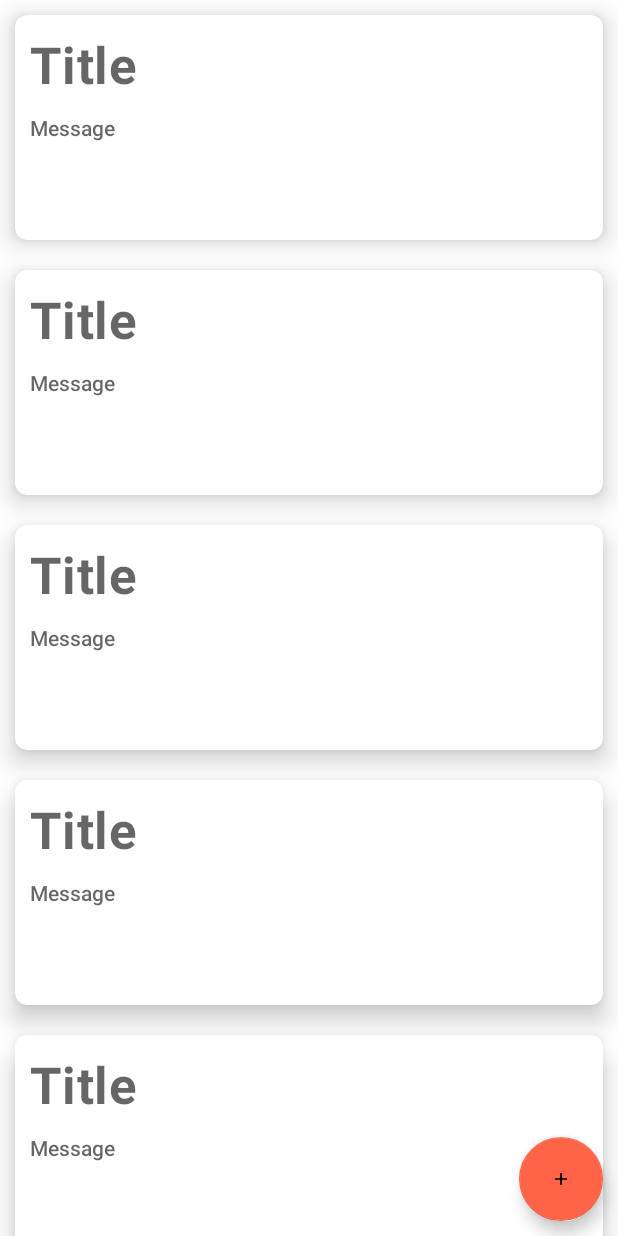
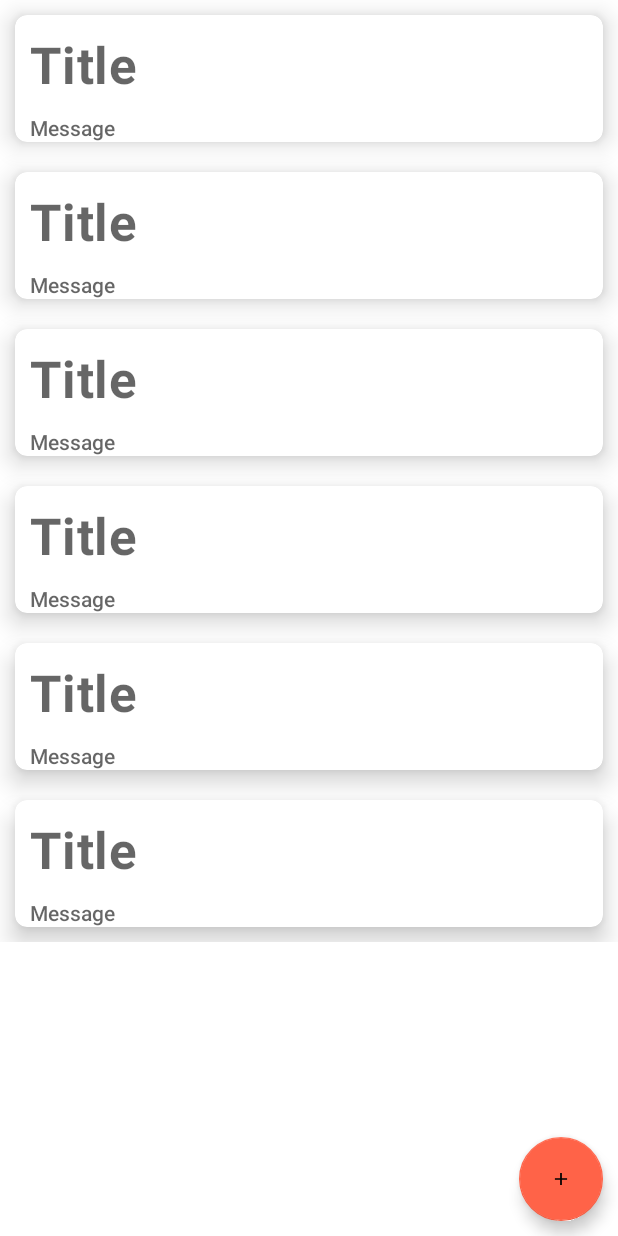
Before and after one commit to csa67/Notes, an Android app: the layout activity_main.xml on its own in the app's theme, with its tools: preview values and no code run, on a phone screen of 412 x 824 dp. Run offline under Robolectric (Android 15) with nearby library versions, the phone set to English and light mode, and no system bars.

Commit message:
Changed layout manager from Grid to Staggered Grid Layout

```diff
--- a/app/src/main/java/com/example/notesroomdb/view/MainActivity.kt
+++ b/app/src/main/java/com/example/notesroomdb/view/MainActivity.kt
@@ -9,6 +9,7 @@ import androidx.lifecycle.ViewModelProvider
 import androidx.recyclerview.widget.GridLayoutManager
 import androidx.recyclerview.widget.LinearLayoutManager
 import androidx.recyclerview.widget.RecyclerView
+import androidx.recyclerview.widget.StaggeredGridLayoutManager
 import com.example.notesroomdb.MyApplication
 import com.example.notesroomdb.R
 import com.example.notesroomdb.databinding.ActivityMainBinding
@@ -49,7 +50,8 @@ class MainActivity : AppCompatActivity() {
 
         binding.apply {
         rv.adapter = adapter
-            val layoutManager = GridLayoutManager(applicationContext,2)
+            //val layoutManager = GridLayoutManager(applicationContext,2)
+            val layoutManager = StaggeredGridLayoutManager(2,StaggeredGridLayoutManager.VERTICAL)
         rv.layoutManager = layoutManager
          }
 
--- a/app/src/main/res/layout/note_item.xml
+++ b/app/src/main/res/layout/note_item.xml
@@ -2,7 +2,7 @@
 <androidx.cardview.widget.CardView xmlns:android="http://schemas.android.com/apk/res/android"
     android:id="@+id/cardItem"
     android:layout_width="match_parent"
-    android:layout_height="150dp"
+    android:layout_height="wrap_content"
     xmlns:app="http://schemas.android.com/apk/res-auto"
     android:layout_margin="10dp"
     app:cardElevation="10dp"
@@ -30,7 +30,7 @@
         android:layout_width="match_parent"
         android:layout_height="wrap_content"
         style="@style/TextAppearance.AppCompat.Body2"
-        android:maxLines="3"
+        android:maxLines="5"
         android:hint="Message"
         app:layout_constraintStart_toStartOf="parent"
         app:layout_constraintEnd_toEndOf="parent"
```
